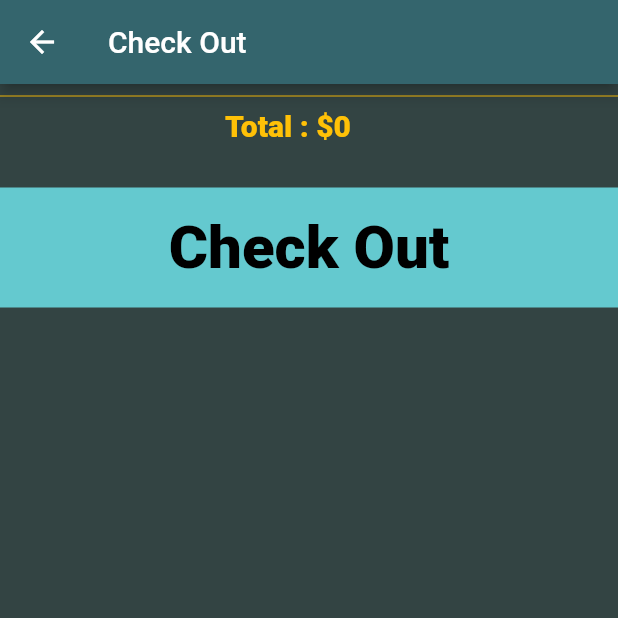
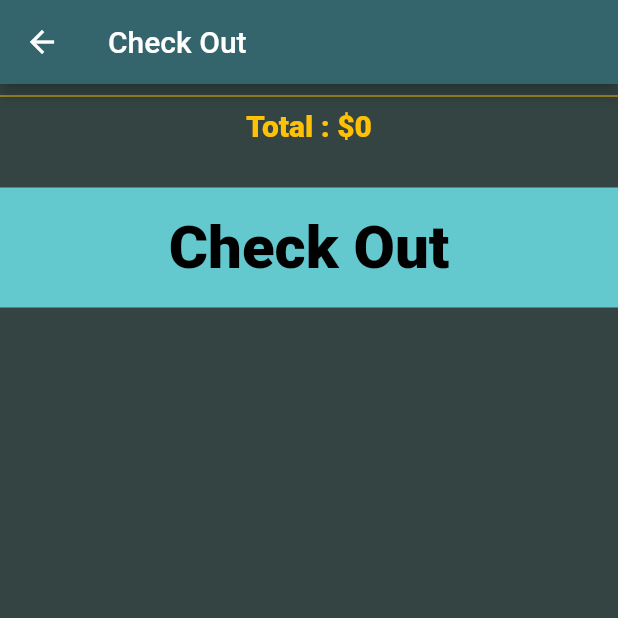
Before and after one commit to ZeeshanAhmedDev/karachify, a Flutter app: the screen it shows after launch, after a tap on an icon or button, on a phone screen of 412 x 824 dp, the top half of it. Run offline on Flutter 3.47's test engine with Material 2 defaults, Android fonts, the light colour scheme and no system bars; our stand-ins replace animated_splash_screen, badges, cool_alert, get, rflutter_alert.

```diff
--- /dev/null
+++ b/lib/Components/custom_checkout_container.dart
@@ -0,0 +1,24 @@
+import 'package:flutter/material.dart';
+import 'package:flutter_app_karachify/Constants/const.dart';
+
+class CustomCheckOutContainer extends StatelessWidget {
+  const CustomCheckOutContainer({
+    Key? key,
+  }) : super(key: key);
+
+  @override
+  Widget build(BuildContext context) {
+    return Container(
+      alignment: Alignment.center,
+      child: Text(
+        kCheckOutText,
+        style: kCheckOutButtonStyle,
+      ),
+      height: 80.0,
+      width: MediaQuery.of(context).size.width,
+      decoration: BoxDecoration(
+        color: Theme.of(context).accentColor,
+      ),
+    );
+  }
+}
--- a/lib/Screens/CheckoutScreen.dart
+++ b/lib/Screens/CheckoutScreen.dart
@@ -1,6 +1,7 @@
 import 'package:cool_alert/cool_alert.dart';
 import 'package:flutter/cupertino.dart';
 import 'package:flutter/material.dart';
+import 'package:flutter_app_karachify/Components/custom_checkout_container.dart';
 import 'package:flutter_app_karachify/Constants/const.dart';
 
 class CheckoutScreen extends StatelessWidget {
@@ -49,10 +50,7 @@ class CheckoutScreen extends StatelessWidget {
               Divider(
                 color: kFinalDividerLineColor,
               ),
-              Padding(
-                padding: const EdgeInsets.only(
-                  left: 150.0,
-                ),
+              Center(
                 child: Text(
                   "Total : \$$sum",
                   style: kTotalSumText,
@@ -75,18 +73,7 @@ class CheckoutScreen extends StatelessWidget {
                       text: kCoolAlertText,
                     );
                   },
-                  child: Container(
-                    alignment: Alignment.center,
-                    child: Text(
-                      kCheckOutText,
-                      style: kCheckOutButtonStyle,
-                    ),
-                    height: 80.0,
-                    width: MediaQuery.of(context).size.width,
-                    decoration: BoxDecoration(
-                      color: Theme.of(context).accentColor,
-                    ),
-                  ),
+                  child: CustomCheckOutContainer(),
                 ),
               ),
             ],
--- a/lib/Screens/mycartApp.dart
+++ b/lib/Screens/mycartApp.dart
@@ -103,8 +103,6 @@ class _MyCartAppState extends State<MyCartApp> {
             padding: const EdgeInsets.all(8.0),
             child: Material(
               color: Colors.transparent,
-              child: Padding(
-                padding: const EdgeInsets.symmetric(horizontal: 18.0),
               child: InkWell(
                 child: Badge(
                   badgeContent: Text('$clicked'),
@@ -123,11 +121,10 @@ class _MyCartAppState extends State<MyCartApp> {
               ),
             ),
           ),
+          Padding(
+            padding: const EdgeInsets.all(12.0),
+            child: Icon(CupertinoIcons.search),
           ),
-          // Padding(
-          //   padding: const EdgeInsets.all(12.0),
-          //   child: Icon(CupertinoIcons.search),
-          // ),
         ],
         title: Text(kAppTitle),
       ),
```
Lines whose indentation alone changed are shown as unchanged.
